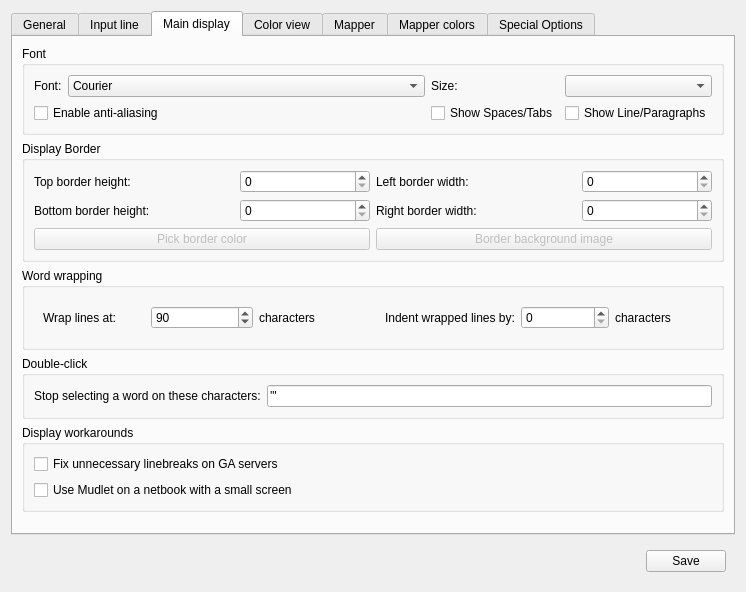
This is src/ui/profile_preferences.ui in Mudlet/Mudlet as Qt 5 draws it before an edit. The edited form follows.
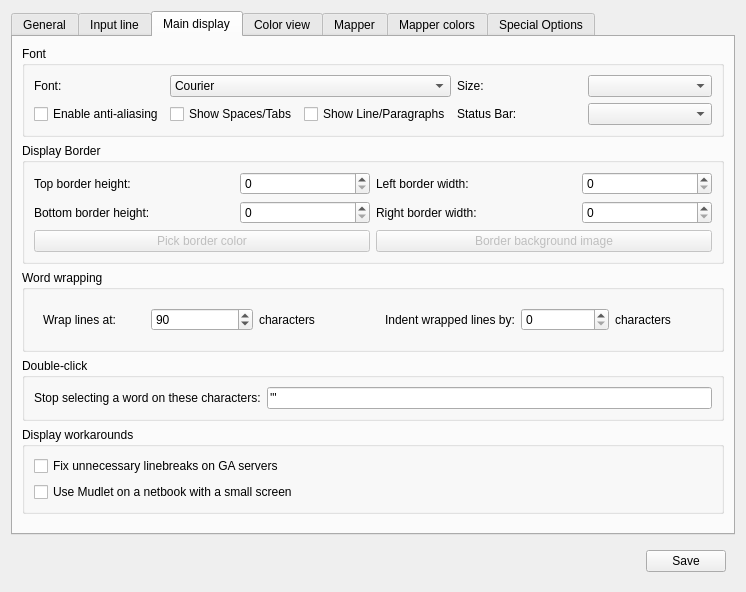
This is the edited form. The open tabs and pages were chosen to show the change. Icons and pictures are not drawn.

Commit message:
Enhance: allow Main window statusBar permanently shown/auto-hidable/hidden
Having recent uncovered and reactivated the status bar that was coded for
but not showing it was found that some users may not appreciated the space
that it could take up on a small screen platform.  With a bit of code
I worked out how to make it "pop-up" only when needed and have added that
functionality - as well as a control to set the mode for the status bar,
being one of: "Off", "Auto" or "On".

The edit to the form file:
```diff
--- a/src/ui/profile_preferences.ui
+++ b/src/ui/profile_preferences.ui
@@ -784,7 +784,54 @@
             </property>
            </widget>
           </item>
-          <item row="0" column="1">
+          <item row="0" column="4">
+           <widget class="QComboBox" name="fontSize"/>
+          </item>
+          <item row="0" column="3">
+           <widget class="QLabel" name="label_35">
+            <property name="text">
+             <string>Size:</string>
+            </property>
+           </widget>
+          </item>
+          <item row="4" column="4">
+           <widget class="QComboBox" name="comboBox_statusBarSetting">
+            <property name="toolTip">
+             <string>&lt;html&gt;&lt;head/&gt;&lt;body&gt;&lt;p&gt;For some actions - particularly those involving a &lt;i&gt;context menu&lt;/i&gt; (mouse &amp;quot;right-click&amp;quot; action) Mudlet can put up hints about the currently selected action before it is activated on a status bar at the bottom of the screen. By default this is perminently shown, even when there is nothing to display. For use on &amp;quot;full-size&amp;quot; Computers this is probably okay but for those with limited space on their screen they may wish to either turn this off perminently or only have it pop-up when there is something to show.&lt;/p&gt;&lt;p&gt;This control controls that feature and it will be remembered between sessions, and it will apply to all profiles.&lt;/p&gt;&lt;/body&gt;&lt;/html&gt;</string>
+            </property>
+           </widget>
+          </item>
+          <item row="4" column="2">
+           <widget class="QCheckBox" name="checkBox_showLineFeedsAndParagraphs">
+            <property name="toolTip">
+             <string>&lt;html&gt;&lt;head/&gt;&lt;body&gt;&lt;p&gt;When displaying Lua contents in the main text editor area of the Editor show  line and paragraphs ends with visible marks as well as whitespace.&lt;/p&gt;&lt;/body&gt;&lt;/html&gt;</string>
+            </property>
+            <property name="text">
+             <string>Show Line/Paragraphs</string>
+            </property>
+           </widget>
+          </item>
+          <item row="4" column="1">
+           <widget class="QCheckBox" name="checkBox_showSpacesAndTabs">
+            <property name="toolTip">
+             <string>&lt;html&gt;&lt;head/&gt;&lt;body&gt;&lt;p&gt;When displaying Lua contents in the main text editor area of the Editor show tabs and spaces with visible marks instead of whitespace.&lt;/p&gt;&lt;/body&gt;&lt;/html&gt;</string>
+            </property>
+            <property name="text">
+             <string>Show Spaces/Tabs</string>
+            </property>
+           </widget>
+          </item>
+          <item row="4" column="0">
+           <widget class="QCheckBox" name="mNoAntiAlias">
+            <property name="toolTip">
+             <string>Use anti aliasing on fonts. Smoothes fonts if you have a high screen resolution and you can use larger fonts. Note that on low resolutions and small font sizes, the font gets blurry. </string>
+            </property>
+            <property name="text">
+             <string>Enable anti-aliasing</string>
+            </property>
+           </widget>
+          </item>
+          <item row="0" column="1" colspan="2">
            <widget class="QFontComboBox" name="fontComboBox">
             <property name="sizePolicy">
              <sizepolicy hsizetype="Expanding" vsizetype="Fixed">
@@ -800,43 +847,10 @@
             </property>
            </widget>
           </item>
-          <item row="0" column="2">
-           <widget class="QLabel" name="label_35">
+          <item row="4" column="3">
+           <widget class="QLabel" name="label_statusBarSetting">
             <property name="text">
-             <string>Size:</string>
-            </property>
-           </widget>
-          </item>
-          <item row="0" column="3">
-           <widget class="QComboBox" name="fontSize"/>
-          </item>
-          <item row="1" column="0" colspan="2">
-           <widget class="QCheckBox" name="mNoAntiAlias">
-            <property name="toolTip">
-             <string>Use anti aliasing on fonts. Smoothes fonts if you have a high screen resolution and you can use larger fonts. Note that on low resolutions and small font sizes, the font gets blurry. </string>
-            </property>
-            <property name="text">
-             <string>Enable anti-aliasing</string>
-            </property>
-           </widget>
-          </item>
-          <item row="1" column="2">
-           <widget class="QCheckBox" name="checkBox_showSpacesAndTabs">
-            <property name="toolTip">
-             <string>&lt;html&gt;&lt;head/&gt;&lt;body&gt;&lt;p&gt;When displaying Lua contents in the main text editor area of the Editor show tabs and spaces with visible marks instead of whitespace.&lt;/p&gt;&lt;/body&gt;&lt;/html&gt;</string>
-            </property>
-            <property name="text">
-             <string>Show Spaces/Tabs</string>
-            </property>
-           </widget>
-          </item>
-          <item row="1" column="3">
-           <widget class="QCheckBox" name="checkBox_showLineFeedsAndParagraphs">
-            <property name="toolTip">
-             <string>&lt;html&gt;&lt;head/&gt;&lt;body&gt;&lt;p&gt;When displaying Lua contents in the main text editor area of the Editor show  line and paragraphs ends with visible marks as well as whitespace.&lt;/p&gt;&lt;/body&gt;&lt;/html&gt;</string>
-            </property>
-            <property name="text">
-             <string>Show Line/Paragraphs</string>
+             <string>Status Bar:</string>
             </property>
            </widget>
           </item>
```
The commit also changes 3 other files.
